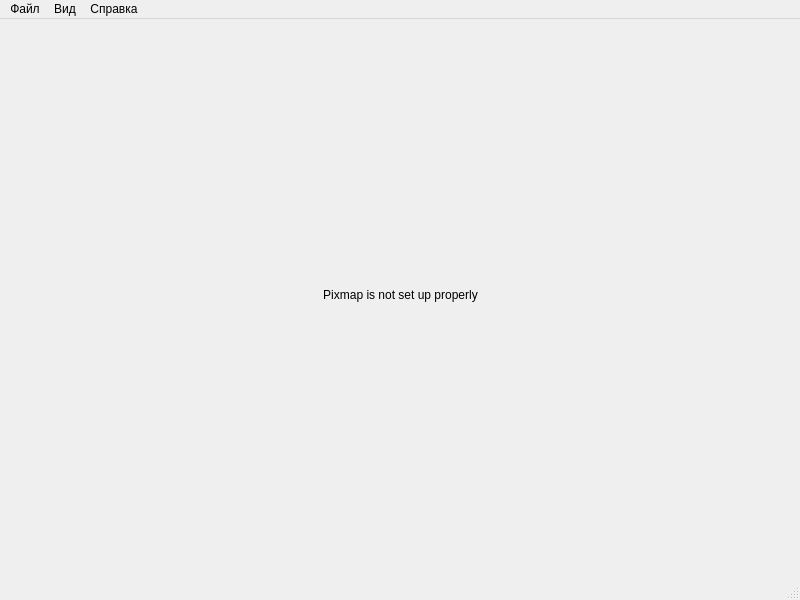
Old version of the form Qt-task-1/PolarGraphWindow.ui in the repository ArtNlk/Qt-Polar-plotter.
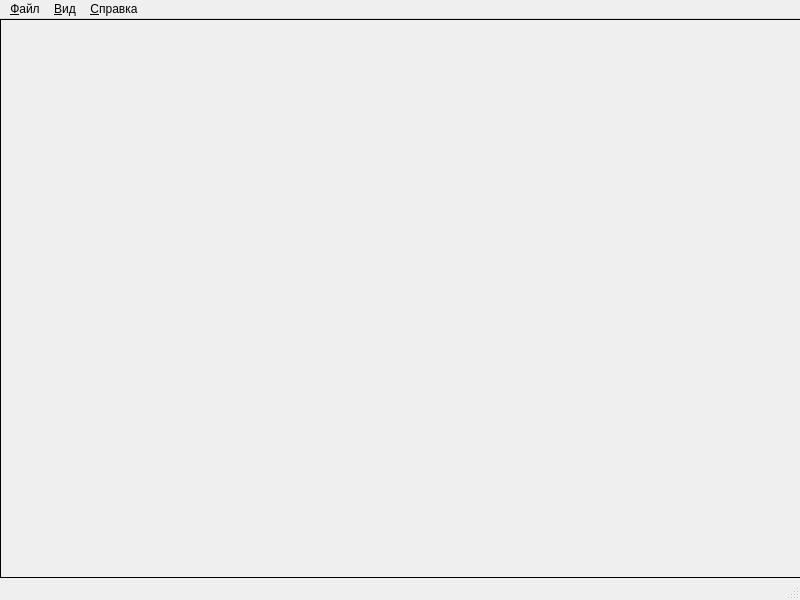
New version of the form.

What changed in the file:
```diff
--- a/Qt-task-1/PolarGraphWindow.ui
+++ b/Qt-task-1/PolarGraphWindow.ui
@@ -14,27 +14,21 @@
    <string>MainWindow</string>
   </property>
   <widget class="QWidget" name="centralwidget">
-   <widget class="QWidget" name="gridLayoutWidget">
+   <widget class="QLabel" name="plotLabel">
     <property name="geometry">
      <rect>
       <x>0</x>
       <y>0</y>
-      <width>801</width>
-      <height>551</height>
+      <width>819</width>
+      <height>559</height>
      </rect>
     </property>
-    <layout class="QGridLayout" name="gridLayout">
-     <item row="0" column="0">
-      <widget class="QLabel" name="label">
-       <property name="text">
-        <string>Pixmap is not set up properly</string>
-       </property>
-       <property name="alignment">
-        <set>Qt::AlignCenter</set>
-       </property>
-      </widget>
-     </item>
-    </layout>
+    <property name="frameShape">
+     <enum>QFrame::Box</enum>
+    </property>
+    <property name="text">
+     <string/>
+    </property>
    </widget>
   </widget>
   <widget class="QMenuBar" name="menubar">
@@ -46,27 +40,27 @@
      <height>21</height>
     </rect>
    </property>
+   <widget class="QMenu" name="menuView">
+    <property name="title">
+     <string>&amp;Вид</string>
+    </property>
+    <addaction name="dataPanelAction"/>
+   </widget>
+   <widget class="QMenu" name="menuAbout">
+    <property name="title">
+     <string>&amp;Справка</string>
+    </property>
+    <addaction name="aboutAction"/>
+   </widget>
    <widget class="QMenu" name="menuFile">
     <property name="title">
-     <string>Файл</string>
+     <string>&amp;Файл</string>
     </property>
-    <addaction name="action"/>
-   </widget>
-   <widget class="QMenu" name="menu">
-    <property name="title">
-     <string>Вид</string>
-    </property>
-    <addaction name="action_2"/>
-   </widget>
-   <widget class="QMenu" name="menu_2">
-    <property name="title">
-     <string>Справка</string>
-    </property>
-    <addaction name="action_3"/>
+    <addaction name="exitAction"/>
    </widget>
    <addaction name="menuFile"/>
-   <addaction name="menu"/>
-   <addaction name="menu_2"/>
+   <addaction name="menuView"/>
+   <addaction name="menuAbout"/>
   </widget>
   <widget class="QStatusBar" name="statusbar"/>
   <action name="action">
```
Left out of the diff: 14 changed lines with no effect on the pictures.
